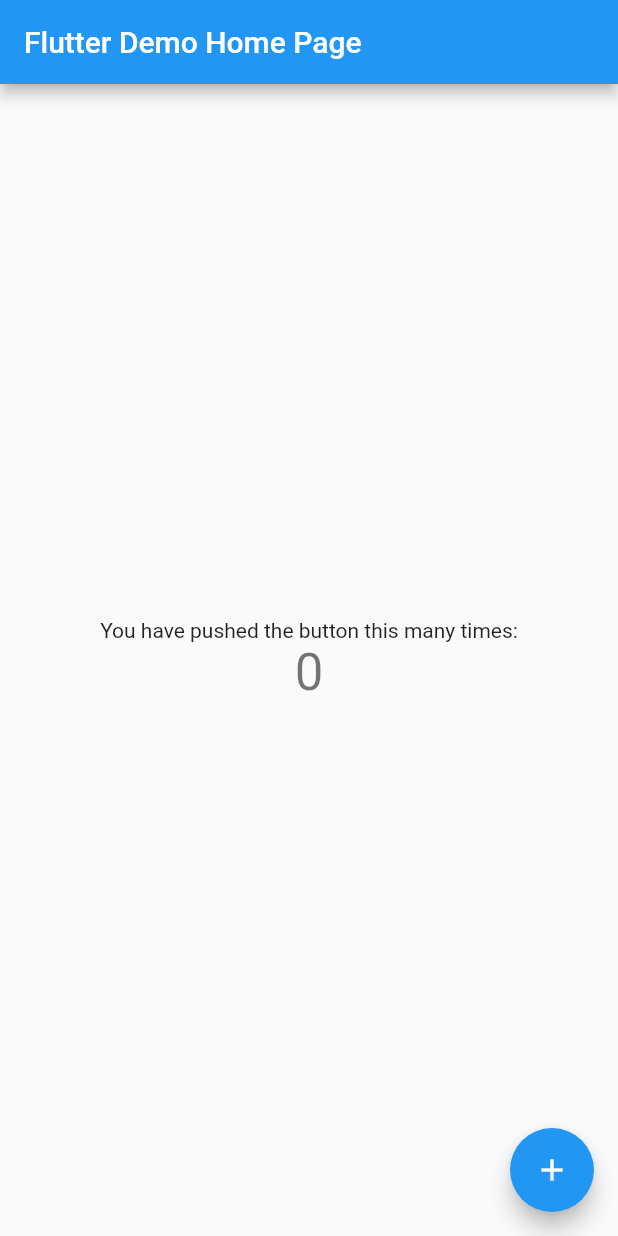
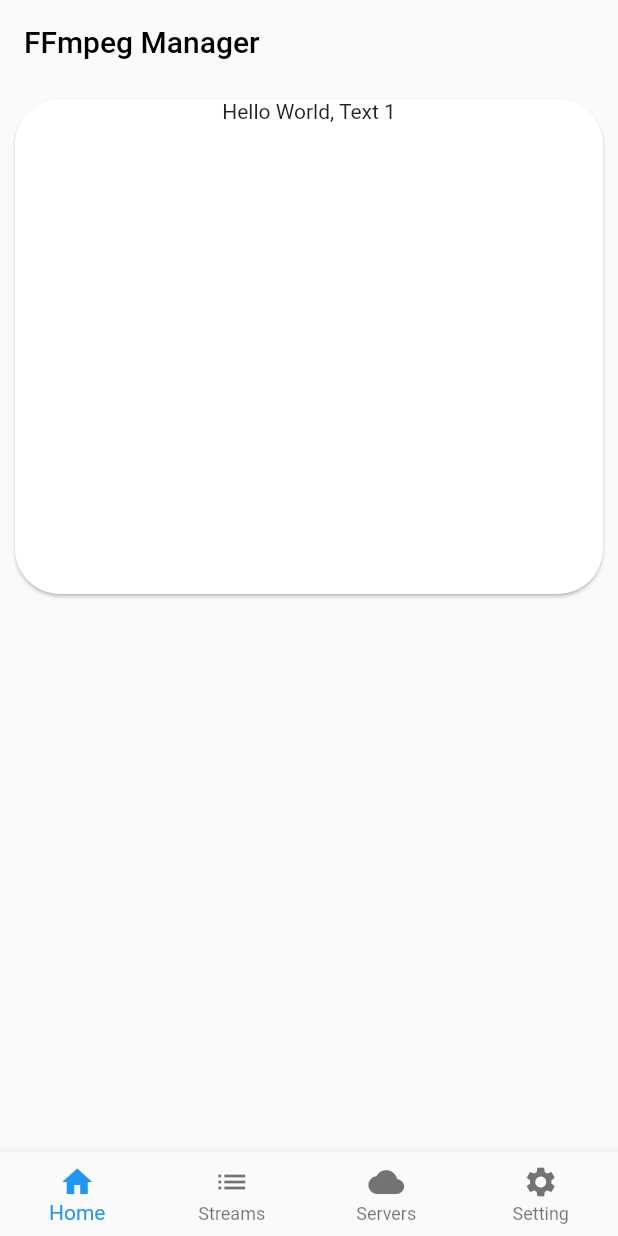
Before and after one commit to boraacer/ffmpeg_app, a Flutter app: the screen it shows after launch, on a phone screen of 412 x 824 dp. Run offline on Flutter 3.47's test engine with Material 2 defaults, Android fonts, the phone set to English and light mode, and no system bars.

Commit message:
Experimental v0.1
attempt at building UI

```diff
--- /dev/null
+++ b/lib/home.dart
@@ -0,0 +1,56 @@
+import 'package:flutter/material.dart';
+
+class HomePage extends StatelessWidget {
+  const HomePage({Key? key}) : super(key: key);
+
+  @override
+  Widget build(BuildContext context) {
+    return Scaffold(
+        appBar: AppBar(
+          title: const Text("FFmpeg Manager",
+              style: TextStyle(color: Colors.black)),
+          backgroundColor:
+              Colors.white.withOpacity(0), //You can make this transparent
+          elevation: 0.0,
+        ),
+        body: ListView(children: [
+          SizedBox(
+              height: 350,
+              child: Card(
+                shape: RoundedRectangleBorder(
+                  borderRadius: BorderRadius.circular(30.0),
+                ),
+                margin: const EdgeInsets.all(10.0),
+                child: Column(
+                  children: <Widget>[
+                    Row(
+                      children: const <Widget>[
+                        Expanded(
+                            child: Text(
+                          "Hello World, Text 1",
+                          textAlign: TextAlign.center,
+                        )),
+                      ],
+                    ),
+                  ],
+                ),
+              ))
+        ]));
+  }
+}
+
+class ExtendedServerWidget extends StatelessWidget {
+  const ExtendedServerWidget({Key? key}) : super(key: key);
+
+  @override
+  Widget build(BuildContext context) {
+    return Scaffold(
+      appBar: AppBar(
+        backgroundColor: Colors.white,
+        iconTheme: const IconThemeData(
+          color: Colors.black, //change your color here
+        ),
+      ),
+    );
+  }
+}
--- a/lib/main.dart
+++ b/lib/main.dart
@@ -1,8 +1,8 @@
 import 'package:flutter/material.dart';
+import 'package:flutter/services.dart';
+import 'navigation_bar_controller.dart';
 
-void main() {
-  runApp(const MyApp());
-}
+void main() => runApp(const MyApp());
 
 class MyApp extends StatelessWidget {
   const MyApp({Key? key}) : super(key: key);
@@ -10,106 +10,20 @@
   // This widget is the root of your application.
   @override
   Widget build(BuildContext context) {
-    return MaterialApp(
-      title: 'Flutter Demo',
-      theme: ThemeData(
-        // This is the theme of your application.
-        //
-        // Try running your application with "flutter run". You'll see the
-        // application has a blue toolbar. Then, without quitting the app, try
-        // changing the primarySwatch below to Colors.green and then invoke
-        // "hot reload" (press "r" in the console where you ran "flutter run",
-        // or simply save your changes to "hot reload" in a Flutter IDE).
-        // Notice that the counter didn't reset back to zero; the application
-        // is not restarted.
-        primarySwatch: Colors.blue,
-      ),
-      home: const MyHomePage(title: 'Flutter Demo Home Page'),
+    SystemChrome.setPreferredOrientations([
+      DeviceOrientation.portraitUp,
+      DeviceOrientation.portraitDown,
+    ]);
+  SystemChrome.setSystemUIOverlayStyle(const SystemUiOverlayStyle(
+    systemNavigationBarColor: Colors.white10,
+    systemNavigationBarIconBrightness: Brightness.dark,
+  ));
+
+
+    return const MaterialApp(
+      title: 'FFmmpeg App',
+      home: BottomNavigationBarController(),
+
     );
   }
 }
-
-class MyHomePage extends StatefulWidget {
-  const MyHomePage({Key? key, required this.title}) : super(key: key);
-
-  // This widget is the home page of your application. It is stateful, meaning
-  // that it has a State object (defined below) that contains fields that affect
-  // how it looks.
-
-  // This class is the configuration for the state. It holds the values (in this
-  // case the title) provided by the parent (in this case the App widget) and
-  // used by the build method of the State. Fields in a Widget subclass are
-  // always marked "final".
-
-  final String title;
-
-  @override
-  State<MyHomePage> createState() => _MyHomePageState();
-}
-
-class _MyHomePageState extends State<MyHomePage> {
-  int _counter = 0;
-
-  void _incrementCounter() {
-    setState(() {
-      // This call to setState tells the Flutter framework that something has
-      // changed in this State, which causes it to rerun the build method below
-      // so that the display can reflect the updated values. If we changed
-      // _counter without calling setState(), then the build method would not be
-      // called again, and so nothing would appear to happen.
-      _counter++;
-    });
-  }
-
-  @override
-  Widget build(BuildContext context) {
-    // This method is rerun every time setState is called, for instance as done
-    // by the _incrementCounter method above.
-    //
-    // The Flutter framework has been optimized to make rerunning build methods
-    // fast, so that you can just rebuild anything that needs updating rather
-    // than having to individually change instances of widgets.
-    return Scaffold(
-      appBar: AppBar(
-        // Here we take the value from the MyHomePage object that was created by
-        // the App.build method, and use it to set our appbar title.
-        title: Text(widget.title),
-      ),
-      body: Center(
-        // Center is a layout widget. It takes a single child and positions it
-        // in the middle of the parent.
-        child: Column(
-          // Column is also a layout widget. It takes a list of children and
-          // arranges them vertically. By default, it sizes itself to fit its
-          // children horizontally, and tries to be as tall as its parent.
-          //
-          // Invoke "debug painting" (press "p" in the console, choose the
-          // "Toggle Debug Paint" action from the Flutter Inspector in Android
-          // Studio, or the "Toggle Debug Paint" command in Visual Studio Code)
-          // to see the wireframe for each widget.
-          //
-          // Column has various properties to control how it sizes itself and
-          // how it positions its children. Here we use mainAxisAlignment to
-          // center the children vertically; the main axis here is the vertical
-          // axis because Columns are vertical (the cross axis would be
-          // horizontal).
-          mainAxisAlignment: MainAxisAlignment.center,
-          children: <Widget>[
-            const Text(
-              'You have pushed the button this many times:',
-            ),
-            Text(
-              '$_counter',
-              style: Theme.of(context).textTheme.headline4,
-            ),
-          ],
-        ),
-      ),
-      floatingActionButton: FloatingActionButton(
-        onPressed: _incrementCounter,
-        tooltip: 'Increment',
-        child: const Icon(Icons.add),
-      ), // This trailing comma makes auto-formatting nicer for build methods.
-    );
-  }
-}
--- /dev/null
+++ b/lib/navigation_bar_controller.dart
@@ -0,0 +1,56 @@
+import 'package:flutter/material.dart';
+import 'home.dart';
+import 'streams.dart';
+import 'servers.dart';
+import 'settings.dart';
+
+class BottomNavigationBarController extends StatefulWidget {
+  const BottomNavigationBarController({Key? key}) : super(key: key);
+
+  @override
+  _BottomNavigationBarControllerState createState() =>
+      _BottomNavigationBarControllerState();
+}
+
+class _BottomNavigationBarControllerState
+    extends State<BottomNavigationBarController> {
+  final List<Widget> pages = [
+    const HomePage(
+      key: PageStorageKey('HomePage'),
+    ),
+    const StreamPage(
+      key: PageStorageKey('StreamsPage'),
+    ),
+    const ServersPage(
+      key: PageStorageKey('ServersPage'),
+    ),
+    const SettingsPage(key: PageStorageKey('SettingsPage')),
+  ];
+
+  final PageStorageBucket bucket = PageStorageBucket();
+
+  int _selectedIndex = 0;
+
+  Widget _bottomNavigationBar(int selectedIndex) => BottomNavigationBar(
+        onTap: (int index) => setState(() => _selectedIndex = index),
+        currentIndex: selectedIndex,
+        type: BottomNavigationBarType.fixed,
+        items: const <BottomNavigationBarItem>[
+          BottomNavigationBarItem(icon: Icon(Icons.home), label: 'Home'),
+          BottomNavigationBarItem(icon: Icon(Icons.list), label: 'Streams'),
+          BottomNavigationBarItem(icon: Icon(Icons.cloud), label: 'Servers'),
+          BottomNavigationBarItem(icon: Icon(Icons.settings), label: 'Setting'),
+        ],
+      );
+
+  @override
+  Widget build(BuildContext context) {
+    return Scaffold(
+      bottomNavigationBar: _bottomNavigationBar(_selectedIndex),
+      body: PageStorage(
+        child: pages[_selectedIndex],
+        bucket: bucket,
+      ),
+    );
+  }
+}
--- /dev/null
+++ b/lib/streams.dart
@@ -0,0 +1,21 @@
+// ignore: file_names
+import 'package:flutter/material.dart';
+
+class StreamPage extends StatelessWidget {
+  const StreamPage({Key? key}) : super(key: key);
+
+  @override
+  Widget build(BuildContext context) {
+    return Scaffold(
+      appBar: AppBar(
+        title: const Text("Strean Screen"),
+      ),
+      body: ListView.builder(itemBuilder: (context, index) {
+        return ListTile(
+          title: const Text('Strean'),
+          subtitle: Text('$index'),
+        );
+      }),
+    );
+  }
+}
```
Also changed, not shown: lib/servers.dart (added, +57 -0 lines), lib/settings.dart (added, +25 -0 lines), lib/qr_scan_page.dart (added).
